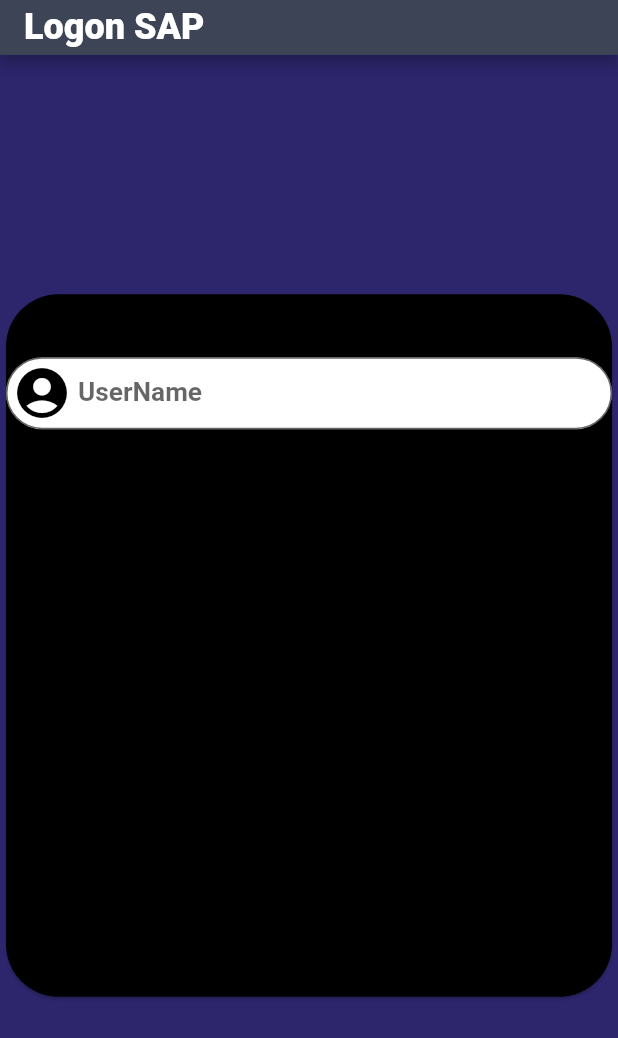
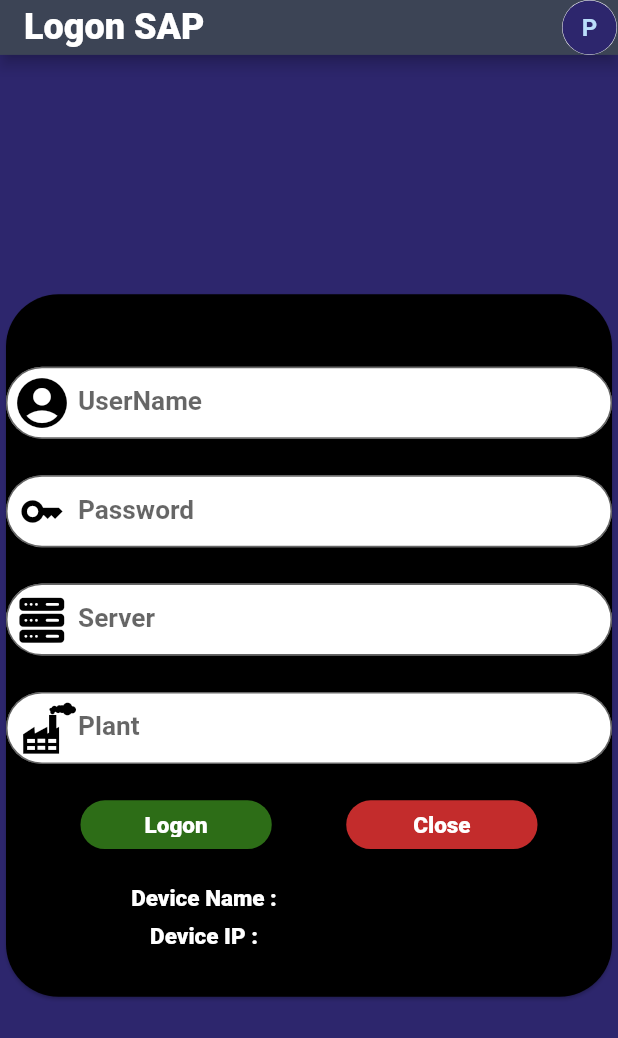
Before and after one commit to Nuttanun12/DM-IDM, a Flutter app: the screen it shows after launch, on a phone screen of 412 x 824 dp. Shown: the top 1038 px of the screen. Run offline on Flutter 3.47's test engine with Material 2 defaults, Android fonts, the phone set to English and light mode, and no system bars; our stand-ins replace hexcolor.

Commit message:
Done logon page

```diff
--- /dev/null
+++ b/lib/Icons.dart
@@ -0,0 +1,15 @@
+import 'package:flutter/widgets.dart';
+
+class MyFlutterApp {
+  MyFlutterApp._();
+
+  static const _kFontFam = 'MyFlutterApp';
+  static const String? _kFontPkg = null;
+
+  static const IconData factory_icon =
+      IconData(0xe801, fontFamily: _kFontFam, fontPackage: _kFontPkg);
+  static const IconData server_1 =
+      IconData(0xe802, fontFamily: _kFontFam, fontPackage: _kFontPkg);
+  static const IconData key_1 =
+      IconData(0xf084, fontFamily: _kFontFam, fontPackage: _kFontPkg);
+}
--- a/lib/main.dart
+++ b/lib/main.dart
@@ -1,3 +1,4 @@
+import 'package:dm_idm/Icons.dart';
 import 'package:flutter/material.dart';
 import 'package:flutter/services.dart';
 import 'package:hexcolor/hexcolor.dart';
@@ -45,6 +46,25 @@ class _LoginpageState extends State<Loginpage> {
           style: TextStyle(
               fontWeight: FontWeight.w900, fontSize: screenHeight * 0.04),
         ),
+        actions: [
+          Container(
+            child: GestureDetector(
+              onTap: () {},
+              child: CircleAvatar(
+                backgroundColor: HexColor("FFFFFF"),
+                child: CircleAvatar(
+                  child: Text(
+                    "P",
+                    style: TextStyle(fontWeight: FontWeight.bold),
+                  ),
+                  backgroundColor: HexColor("2D266D"),
+                  radius: 18,
+                ),
+                radius: 19,
+              ),
+            ),
+          )
+        ],
         toolbarHeight: screenHeight * 0.061,
         backgroundColor: HexColor("3C4455"), //สีเทา
       ),
@@ -58,10 +78,11 @@ class _LoginpageState extends State<Loginpage> {
                 RoundedRectangleBorder(borderRadius: BorderRadius.circular(35)),
             child: Container(
               child: Column(
+                mainAxisAlignment: MainAxisAlignment.spaceEvenly,
                 crossAxisAlignment: CrossAxisAlignment.center,
                 children: [
                   Container(
-                    height: screenHeight * 0.07,
+                    height: 0,
                   ),
                   Userfiled(
                     title: "UserName",
@@ -71,6 +92,108 @@ class _LoginpageState extends State<Loginpage> {
                       size: 40,
                       color: HexColor("000000"),
                     ),
+                  ),
+                  Userfiled(
+                      title: "Password",
+                      hidetext: true,
+                      iconinput: Icon(
+                        Icons.key,
+                        size: 30,
+                        color: HexColor("000000"),
+                      )),
+                  Userfiled(
+                      title: "Server",
+                      hidetext: false,
+                      iconinput: Icon(
+                        MyFlutterApp.server_1,
+                        size: 30,
+                        color: HexColor("000000"),
+                      )),
+                  Userfiled(
+                      title: "Plant",
+                      hidetext: false,
+                      iconinput: Padding(
+                        padding: EdgeInsets.only(left: 10),
+                        child: Icon(
+                          MyFlutterApp.factory_icon,
+                          size: 34,
+                          color: HexColor("000000"),
+                        ),
+                      )), //textfield
+                  Row(
+                    mainAxisAlignment: MainAxisAlignment.spaceEvenly,
+                    children: [
+                      SizedBox(
+                        width: 127.5,
+                        height: 32.5,
+                        child: TextButton(
+                            onPressed: () {},
+                            style: TextButton.styleFrom(
+                                primary: HexColor("FFFFFF"),
+                                textStyle: TextStyle(
+                                    fontWeight: FontWeight.w800, fontSize: 15),
+                                backgroundColor: HexColor("2D6D17"),
+                                shape: RoundedRectangleBorder(
+                                    borderRadius:
+                                        BorderRadius.all(Radius.circular(50)))),
+                            child: Text("Logon")),
+                      ),
+                      SizedBox(
+                        width: 127.5,
+                        height: 32.5,
+                        child: TextButton(
+                            onPressed: () {},
+                            style: TextButton.styleFrom(
+                                primary: HexColor("FFFFFF"),
+                                textStyle: TextStyle(
+                                    fontWeight: FontWeight.w800, fontSize: 15),
+                                backgroundColor: HexColor("C32C2C"),
+                                shape: RoundedRectangleBorder(
+                                    borderRadius:
+                                        BorderRadius.all(Radius.circular(50)))),
+                            child: Text("Close")),
+                      ),
+                    ],
+                  ), //button
+                  Column(
+                    children: [
+                      Row(
+                        mainAxisAlignment: MainAxisAlignment.center,
+                        children: [
+                          Container(
+                            height: 25,
+                            child: Text(
+                              "Device Name :",
+                              style: TextStyle(
+                                  color: HexColor("FFFFFF"),
+                                  fontWeight: FontWeight.w800,
+                                  fontSize: 15),
+                            ),
+                          ),
+                          Container(
+                            width: 140,
+                          )
+                        ],
+                      ),
+                      Row(
+                        mainAxisAlignment: MainAxisAlignment.center,
+                        children: [
+                          Container(
+                            height: 25,
+                            child: Text(
+                              "Device IP :",
+                              style: TextStyle(
+                                  color: HexColor("FFFFFF"),
+                                  fontWeight: FontWeight.w800,
+                                  fontSize: 15),
+                            ),
+                          ),
+                          Container(
+                            width: 140,
+                          )
+                        ],
+                      ),
+                    ],
                   )
                 ],
               ),
--- a/lib/textfiled.dart
+++ b/lib/textfiled.dart
@@ -23,7 +23,7 @@ class Userfiled extends StatelessWidget {
             prefixIcon: iconinput,
             labelText: title,
             labelStyle: TextStyle(
-              height: 2,
+              height: 2.3,
             )),
         style: TextStyle(
           fontSize: 17.5,
--- a/pubspec.yaml
+++ b/pubspec.yaml
@@ -53,7 +53,10 @@ dev_dependencies:
 
 # The following section is specific to Flutter.
 flutter:
-
+  fonts:
+    - family: MyFlutterApp
+      fonts:
+       - asset: assets/MyFlutterApp.ttf
   # The following line ensures that the Material Icons font is
   # included with your application, so that you can use the icons in
   # the material Icons class.
```
Also changed, not shown: assets/MyFlutterApp.ttf (added), pubspec.lock.
